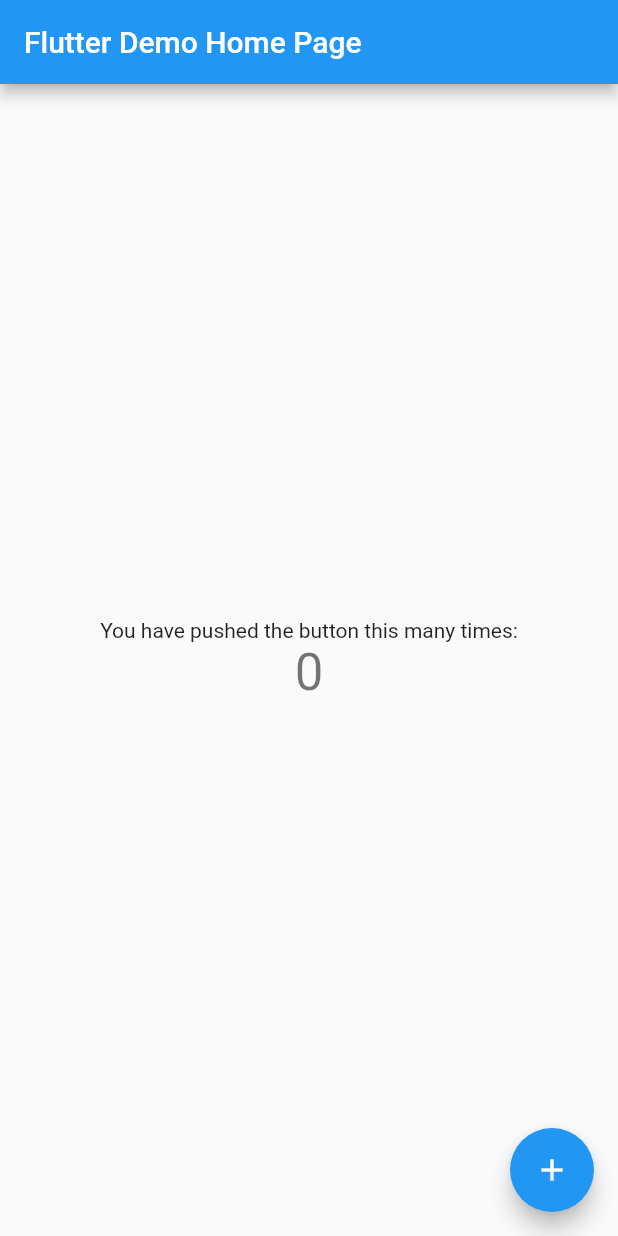
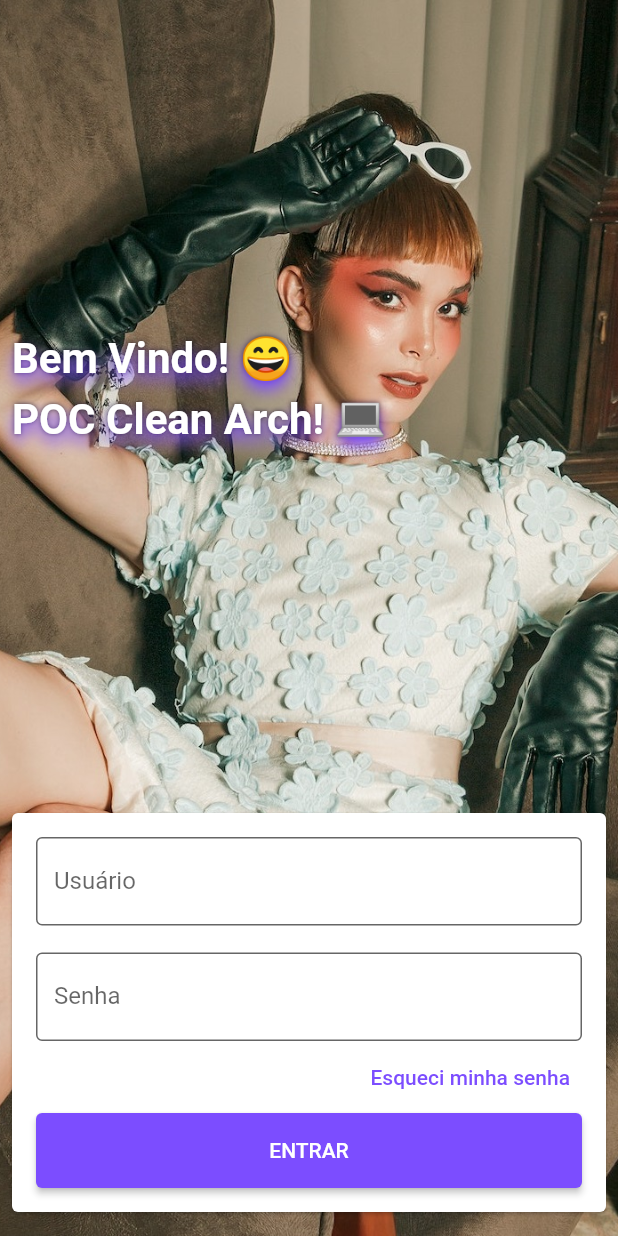
Before and after one commit to Gabriel-S-Souza/clean_arch_app, a Flutter app: the screen it shows after launch, on a phone screen of 412 x 824 dp. Run offline on Flutter 3.47's test engine with Material 2 defaults, Android fonts, the phone set to English and light mode, and no system bars; our stand-ins replace dartz, dio, email_validator, mobx; generated files the repository leaves out were written again.

Commit message:
Creates the interface for login

```diff
--- /dev/null
+++ b/lib/app/app.dart
@@ -0,0 +1 @@
+export 'app_widget.dart';
--- /dev/null
+++ b/lib/app/app_widget.dart
@@ -0,0 +1,41 @@
+import 'package:flutter/material.dart';
+
+import 'features/login/login.dart';
+
+class AppWidget extends StatelessWidget {
+  const AppWidget({super.key});
+
+  @override
+  Widget build(BuildContext context) => MaterialApp(
+      title: 'Flutter Demo',
+      theme: ThemeData(
+        useMaterial3: false,
+        colorScheme: ColorScheme(
+          brightness: Brightness.light,
+          primary: Colors.deepPurpleAccent,
+          onPrimary: Colors.deepPurpleAccent,
+          secondary: Colors.black,
+          onSecondary: Colors.black87,
+          error: Colors.red[900] ?? Colors.red,
+          onError: Colors.red[900] ?? Colors.red,
+          background: Colors.white,
+          onBackground: Colors.black,
+          surface: Colors.white,
+          onSurface: Colors.deepPurple,
+          outline: Colors.black87,
+          tertiary: Colors.grey,
+          surfaceTint: Colors.deepPurpleAccent,
+        ),
+        appBarTheme: const AppBarTheme(
+          centerTitle: true,
+          backgroundColor: Colors.deepPurpleAccent
+        ),
+        scaffoldBackgroundColor: Colors.blueGrey[50],
+      ),
+      home: const LoginScreen(),
+      routes: <String, WidgetBuilder>{
+        '/login': (BuildContext context) => const LoginScreen(),
+      },
+      initialRoute: '/login',
+    );
+}
--- /dev/null
+++ b/lib/app/core/utils/assets.dart
@@ -0,0 +1,6 @@
+class Assets {
+  static const String girl = 'assets/images/modelo.jpg';
+  static const String girl2 = 'assets/images/modelo2.jpg';
+  static const String girl3 = 'assets/images/modelo3.jpg';
+  static const String girl4 = 'assets/images/modelo4.jpg';
+}
--- a/lib/app/core/utils/utils.dart
+++ b/lib/app/core/utils/utils.dart
@@ -1,3 +1,4 @@
+export 'assets.dart';
 export 'constants.dart';
 export 'snackbar_app.dart';
 export 'validator.dart';
--- a/lib/app/di/di_app.dart
+++ b/lib/app/di/di_app.dart
@@ -1,8 +1,6 @@
-import 'package:get_it/get_it.dart';
-
 class ServiceLocator {
   static Future<void> setUpDependencies() async {
-    final getIt = GetIt.instance;
+    // final getIt = GetIt.instance;
 
   }
 }
--- a/lib/app/features/login/data/data_source/login_data_source_imp.dart
+++ b/lib/app/features/login/data/data_source/login_data_source_imp.dart
@@ -1,9 +1,7 @@
 import '../../../../core/core.dart';
 import '../../domain/entities/entities.dart';
 import '../data.dart';
-import '../models/models.dart';
 import 'http/http.dart';
-import 'login_data_source.dart';
 
 class LoginDataSourceImp implements LoginDataSource {
   final HttpClient httpClient;
--- /dev/null
+++ b/lib/app/features/login/ui/login_screen.dart
@@ -0,0 +1,111 @@
+import 'package:flutter/material.dart';
+
+import 'widgets/widgets.dart';
+
+class LoginScreen extends StatelessWidget {
+  const LoginScreen({super.key});
+
+  @override
+  Widget build(BuildContext context) {
+    final Size size = MediaQuery.of(context).size;
+    return BackgroundFadeImage(
+      child: Scaffold(
+        backgroundColor: Colors.transparent,
+        body: SafeArea(
+          child: Stack(
+            children: [
+              Positioned(
+                top: size.height * 0.27,
+                child: Padding(
+                  padding: const EdgeInsets.only(left: 8.0),
+                  child: Column(
+                    crossAxisAlignment: CrossAxisAlignment.start,
+                    children: [
+                      Text(
+                        'Bem Vindo! \u{1F604}',
+                        style: TextStyle(
+                          fontSize: 28,
+                          fontWeight: FontWeight.bold,
+                          color: Colors.white,
+                          shadows: [
+                            Shadow(
+                              blurRadius: 4,
+                              offset: const Offset(0, 0),
+                              color: Theme.of(context).colorScheme.outline.withOpacity(0.7)
+                            ),
+                            Shadow(
+                              blurRadius: 12,
+                              offset: const Offset(0, 6),
+                              color: Theme.of(context).colorScheme.primary
+                            )
+                          ]
+                        ),
+                      ),
+                      const SizedBox(height: 8),
+                      Text(
+                        'POC Clean Arch! \u{1F4BB}',
+                        style: TextStyle(
+                          fontSize: 28,
+                          fontWeight: FontWeight.bold,
+                          color: Colors.white,
+                          shadows: [
+                            Shadow(
+                              blurRadius: 4,
+                              offset: const Offset(0, 0),
+                              color: Theme.of(context).colorScheme.outline.withOpacity(0.7)
+                            ),
+                            Shadow(
+                              blurRadius: 12,
+                              offset: const Offset(0, 6),
+                              color: Theme.of(context).colorScheme.primary
+                            )
+                          ]
+                        ),
+                      ),
+                    ],
+                  ),
+                ),
+              ),
+              Column(
+                mainAxisAlignment: MainAxisAlignment.end,
+                children: [
+                  Card(
+                    margin: const EdgeInsets.fromLTRB(8, 0, 8, 16),
+                    child: Padding(
+                      padding: const EdgeInsets.all(16),
+                      child: Column(
+                        crossAxisAlignment: CrossAxisAlignment.stretch,
+                        children: [
+                          const TextFieldWidget(
+                            label: 'Usuário',
+                          ),
+                          const SizedBox(height: 18),
+                          const TextFieldWidget(
+                            label: 'Senha',
+                          ),
+                          Align(
+                            alignment: Alignment.topRight,
+                            child: TextButton(
+                              onPressed: () {},
+                              child: const Text('Esqueci minha senha')
+                            ),
+                          ),
+                          ButtonWidget(
+                            label: 'ENTRAR',
+                            enable: true,
+                            backgroundColor: Theme.of(context).colorScheme.primary,
+                            onPressed: () {},
+                          )
+                        ],
+                      ),
+                    ),
+                  ),
+                ],
+              ),
+            ],
+          ),
+        ),
+      ),
+    );
+  }
+}
--- a/lib/app/features/login/ui/ui.dart
+++ b/lib/app/features/login/ui/ui.dart
@@ -0,0 +1 @@
+export 'login_screen.dart';
--- /dev/null
+++ b/lib/app/features/login/ui/widgets/background_fade_image.dart
@@ -0,0 +1,87 @@
+import 'dart:async';
+import 'dart:math';
+
+import 'package:flutter/material.dart';
+
+import '../../../../core/core.dart';
+
+class BackgroundFadeImage extends StatefulWidget {
+  const BackgroundFadeImage({super.key, required this.child});
+  final Widget child;
+
+  @override
+  State<BackgroundFadeImage> createState() => _BackgroundFadeImageState();
+}
+
+class _BackgroundFadeImageState extends State<BackgroundFadeImage> {
+
+  final List<String> images = [];
+
+  bool showFistImage = true;
+
+   @override
+  void initState() {
+    super.initState();
+    final imagesSource = [
+      Assets.girl,
+      Assets.girl2,
+      Assets.girl3,
+      Assets.girl4,
+    ];
+
+    images.add(imagesSource.removeAt(Random().nextInt(imagesSource.length)));
+    images.add(imagesSource.removeAt(Random().nextInt(imagesSource.length)));
+
+    _toggleImage();
+  }
+
+  void _toggleImage() {
+    Timer.periodic(
+      const Duration(seconds: 15),
+      (timer) {
+        setState(() {
+          showFistImage = !showFistImage;
+        });
+      }
+    );
+  }
+
+  Widget _fadeInImage(String path) => Image(
+        image: AssetImage(path),
+        fit: BoxFit.cover,
+      );
+
+  @override
+  Widget build(BuildContext context) => Stack(
+      children: [
+        AnimatedCrossFade(
+          layoutBuilder: (topChild, topChildKey, bottomChild, bottomChildKey) =>
+              Stack(
+                children: [
+                  Positioned(
+                    key: topChildKey,
+                    child: SizedBox.expand(
+                      child: topChild,
+                    ),
+                  ),
+                  Positioned(
+                    key: bottomChildKey,
+                    child: SizedBox.expand(
+                      child: bottomChild,
+                    ),
+                  ),
+                ],
+              ),
+          firstCurve: Curves.bounceInOut,
+          secondCurve: Curves.bounceInOut,
+          crossFadeState: showFistImage
+              ? CrossFadeState.showFirst
+              : CrossFadeState.showSecond,
+          duration: const Duration(milliseconds: 700),
+          firstChild: _fadeInImage(images[0]),
+          secondChild: _fadeInImage(images[1]),
+        ),
+        widget.child
+      ],
+    );
+}
--- /dev/null
+++ b/lib/app/features/login/ui/widgets/button_widget.dart
@@ -0,0 +1,35 @@
+import 'package:flutter/material.dart';
+
+class ButtonWidget extends StatelessWidget {
+  const ButtonWidget({
+    Key? key,
+    this.onPressed,
+    this.backgroundColor,
+    required this.label,
+    this.enable}) : super(key: key);
+  final String label;
+  final void Function()? onPressed;
+  final Color? backgroundColor;
+  final bool? enable;
+
+  @override
+  Widget build(BuildContext context) => SizedBox(
+      height: 50,
+      child: ElevatedButton(
+        onPressed: onPressed,
+        style: ButtonStyle(
+          backgroundColor: MaterialStateProperty.all(
+            enable != null && enable!
+                ? backgroundColor
+                : backgroundColor?.withAlpha(100) ?? Colors.grey,
+          ),
+        ),
+        child: Text(
+          label,
+          style: const TextStyle(
+            color:Colors.white,
+          )
+        ),
+      ),
+    );
+}
--- /dev/null
+++ b/lib/app/features/login/ui/widgets/text_field_widget.dart
@@ -0,0 +1,96 @@
+import 'package:flutter/material.dart';
+import 'package:flutter/services.dart';
+
+class TextFieldWidget extends StatelessWidget {
+  final bool? enable;
+  final String placeholder;
+  final TextEditingController? controller;
+  final String label;
+  final Widget? suffix;
+  final FocusNode? focus;
+  final int maxLines;
+  final Color bgColor;
+  final TextInputType textInputType;
+  final TextInputAction textInputAction;
+  final String? Function(String?)? validator;
+  final List<TextInputFormatter>? inputFormatters;
+  final TextCapitalization textCapitalization;
+  final void Function()? onEditingComplete;
+  final IconData? preffixIcon;
+  final Function(String)? onChanged;
+  final bool center;
+  final String? errorMessageAsync;
+  final void Function(String)? asyncValidate;
+  final EdgeInsetsGeometry? containerPadding;
+  final double? height;
+  final bool readOnly;
+
+  const TextFieldWidget({
+    Key? key,
+    this.errorMessageAsync,
+    this.asyncValidate,
+    this.enable,
+    this.placeholder = '',
+    this.controller,
+    this.label = '',
+    this.suffix,
+    this.focus,
+    this.center = false,
+    this.maxLines = 1,
+    this.bgColor = Colors.transparent,
+    this.textCapitalization = TextCapitalization.none,
+    this.textInputAction = TextInputAction.next,
+    this.textInputType = TextInputType.text,
+    this.validator,
+    this.inputFormatters,
+    this.onEditingComplete,
+    this.preffixIcon,
+    this.onChanged,
+    this.containerPadding,
+    this.height,
+    this.readOnly = false,
+  }) : super(key: key);
+
+  @override
+  Widget build(BuildContext context) => TextFormField(
+    textCapitalization: textCapitalization,
+    inputFormatters: inputFormatters,
+    controller: controller,
+    keyboardType: textInputType,
+    textInputAction: textInputAction,
+    validator: (value) {
+      String? result;
+      if (validator != null) {
+        result = validator!(value);
+      }
+
+      return result;
+    },
+    onChanged: onChanged,
+    readOnly: readOnly,
+    minLines: 1,
+    textAlign: center ? TextAlign.center : TextAlign.left,
+    focusNode: focus,
+    textAlignVertical: TextAlignVertical.center,
+    enabled: enable ?? true,
+    maxLines: maxLines,
+    autovalidateMode: AutovalidateMode.onUserInteraction,
+    onEditingComplete: onEditingComplete,
+    decoration: InputDecoration(
+      contentPadding: height != null
+          ? EdgeInsets.only(
+            bottom: height! * 0.16)
+          : null,
+      hintText: placeholder,
+      border: const OutlineInputBorder(borderSide: BorderSide()),
+      labelText: label,
+      fillColor: bgColor,
+      filled: true,
+      prefixIcon: preffixIcon != null
+          ? Icon(preffixIcon)
+          : null,
+      suffixIcon: suffix,
+      errorText: errorMessageAsync,
+    ),
+  );
+}
--- /dev/null
+++ b/lib/app/features/login/ui/widgets/widgets.dart
@@ -0,0 +1,3 @@
+export 'background_fade_image.dart';
+export 'button_widget.dart';
+export 'text_field_widget.dart';
--- a/lib/main.dart
+++ b/lib/main.dart
@@ -1,115 +1,7 @@
 import 'package:flutter/material.dart';
 
+import 'app/app.dart';
+
 void main() {
-  runApp(const MyApp());
+  runApp(const AppWidget());
 }
-
-class MyApp extends StatelessWidget {
-  const MyApp({super.key});
-
-  // This widget is the root of your application.
-  @override
-  Widget build(BuildContext context) {
-    return MaterialApp(
-      title: 'Flutter Demo',
-      theme: ThemeData(
-        // This is the theme of your application.
-        //
-        // Try running your application with "flutter run". You'll see the
-        // application has a blue toolbar. Then, without quitting the app, try
-        // changing the primarySwatch below to Colors.green and then invoke
-        // "hot reload" (press "r" in the console where you ran "flutter run",
-        // or simply save your changes to "hot reload" in a Flutter IDE).
-        // Notice that the counter didn't reset back to zero; the application
-        // is not restarted.
-        primarySwatch: Colors.blue,
-      ),
-      home: const MyHomePage(title: 'Flutter Demo Home Page'),
-    );
-  }
-}
-
-class MyHomePage extends StatefulWidget {
-  const MyHomePage({super.key, required this.title});
-
-  // This widget is the home page of your application. It is stateful, meaning
-  // that it has a State object (defined below) that contains fields that affect
-  // how it looks.
-
-  // This class is the configuration for the state. It holds the values (in this
-  // case the title) provided by the parent (in this case the App widget) and
-  // used by the build method of the State. Fields in a Widget subclass are
-  // always marked "final".
-
-  final String title;
-
-  @override
-  State<MyHomePage> createState() => _MyHomePageState();
-}
-
-class _MyHomePageState extends State<MyHomePage> {
-  int _counter = 0;
-
-  void _incrementCounter() {
-    setState(() {
-      // This call to setState tells the Flutter framework that something has
-      // changed in this State, which causes it to rerun the build method below
-      // so that the display can reflect the updated values. If we changed
-      // _counter without calling setState(), then the build method would not be
-      // called again, and so nothing would appear to happen.
-      _counter++;
-    });
-  }
-
-  @override
-  Widget build(BuildContext context) {
-    // This method is rerun every time setState is called, for instance as done
-    // by the _incrementCounter method above.
-    //
-    // The Flutter framework has been optimized to make rerunning build methods
-    // fast, so that you can just rebuild anything that needs updating rather
-    // than having to individually change instances of widgets.
-    return Scaffold(
-      appBar: AppBar(
-        // Here we take the value from the MyHomePage object that was created by
-        // the App.build method, and use it to set our appbar title.
-        title: Text(widget.title),
-      ),
-      body: Center(
-        // Center is a layout widget. It takes a single child and positions it
-        // in the middle of the parent.
-        child: Column(
-          // Column is also a layout widget. It takes a list of children and
-          // arranges them vertically. By default, it sizes itself to fit its
-          // children horizontally, and tries to be as tall as its parent.
-          //
-          // Invoke "debug painting" (press "p" in the console, choose the
-          // "Toggle Debug Paint" action from the Flutter Inspector in Android
-          // Studio, or the "Toggle Debug Paint" command in Visual Studio Code)
-          // to see the wireframe for each widget.
-          //
-          // Column has various properties to control how it sizes itself and
-          // how it positions its children. Here we use mainAxisAlignment to
-          // center the children vertically; the main axis here is the vertical
-          // axis because Columns are vertical (the cross axis would be
-          // horizontal).
-          mainAxisAlignment: MainAxisAlignment.center,
-          children: <Widget>[
-            const Text(
-              'You have pushed the button this many times:',
-            ),
-            Text(
-              '$_counter',
-              style: Theme.of(context).textTheme.headline4,
-            ),
-          ],
-        ),
-      ),
-      floatingActionButton: FloatingActionButton(
-        onPressed: _incrementCounter,
-        tooltip: 'Increment',
-        child: const Icon(Icons.add),
-      ), // This trailing comma makes auto-formatting nicer for build methods.
-    );
-  }
-}
--- a/pubspec.yaml
+++ b/pubspec.yaml
@@ -58,8 +58,8 @@
   uses-material-design: true
 
   # To add assets to your application, add an assets section, like this:
-  # assets:
-  #   - images/a_dot_burr.jpeg
+  assets:
+    - assets/images/
   #   - images/a_dot_ham.jpeg
 
   # An image asset can refer to one or more resolution-specific "variants", see
```
Also changed, not shown: assets/images/modelo.jpg (added), assets/images/modelo2.jpg (added), assets/images/modelo3.jpg (added), assets/images/modelo4.jpg (added), 1 other file.
